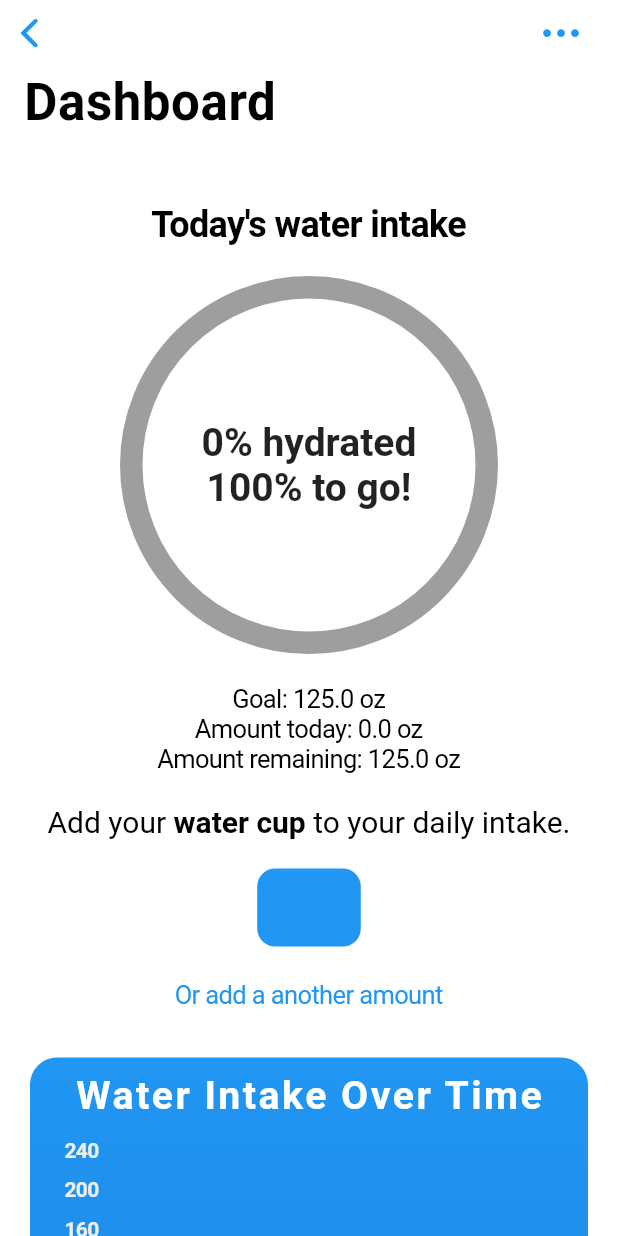
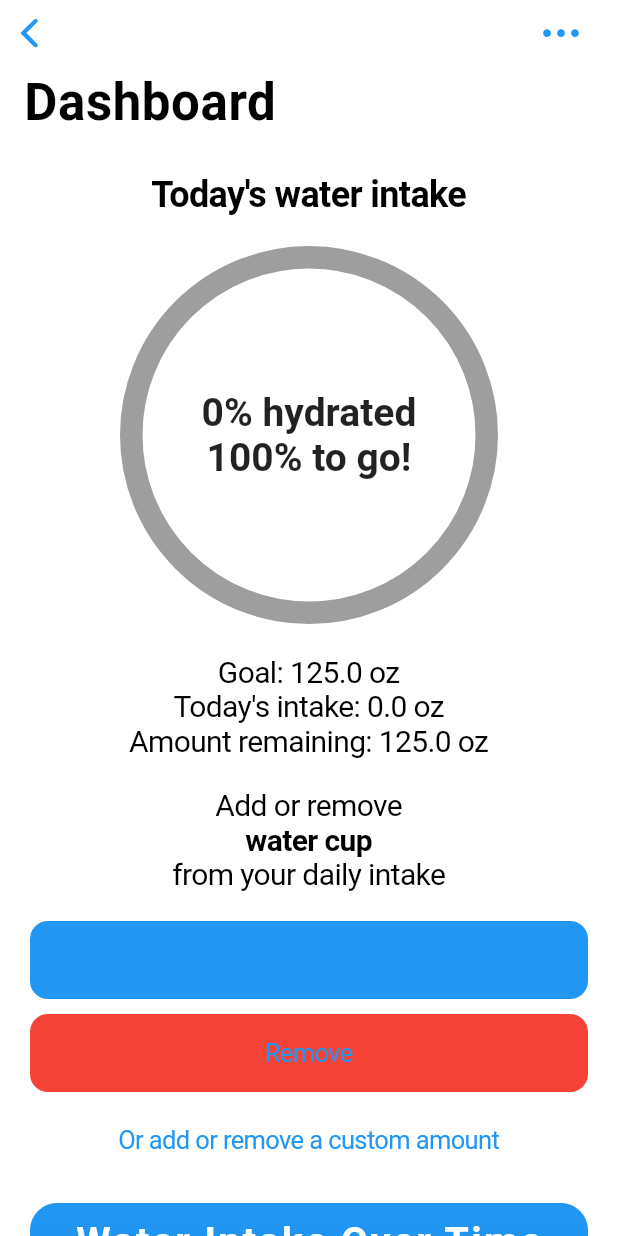
Before and after one commit to philalem/hydration_tracker, a Flutter app: the Home screen opened directly, on a phone screen of 412 x 824 dp. Run offline on Flutter 3.47's test engine with Material 2 defaults, Android fonts, the phone set to English and light mode, and no system bars; drawn by our look-alikes of fl_chart, percent_indicator; our stand-ins replace flutter_local_notifications, rxdart, shared_preferences; accounts and stored records are empty.

Commit message:
adjusted global font scale and added a remove button for the bottle

```diff
--- a/lib/home.dart
+++ b/lib/home.dart
@@ -119,7 +119,12 @@ class _HomeState extends State<Home> {
             delegate: SliverChildListDelegate(
               <Widget>[
                 Container(
-                  margin: EdgeInsets.symmetric(vertical: 40, horizontal: 20),
+                  margin: EdgeInsets.only(
+                    top: 20,
+                    left: 20,
+                    right: 20,
+                    bottom: 40,
+                  ),
                   child: Column(
                     mainAxisSize: MainAxisSize.min,
                     children: <Widget>[
@@ -191,14 +196,17 @@ class _HomeState extends State<Home> {
                           Text(
                             'Goal: $waterGoal oz',
                             textScaleFactor: 1.0,
+                            style: TextStyle(fontSize: 20),
                           ),
                           Text(
-                            'Amount today: ${todaysAmount['amount']} oz',
+                            'Today\'s intake: ${todaysAmount['amount']} oz',
                             textScaleFactor: 1.0,
+                            style: TextStyle(fontSize: 20),
                           ),
                           Text(
                             'Amount remaining: ${todaysDifference != null ? todaysDifference > 0 ? todaysDifference.toString() : 0.toString() : ''} oz',
                             textScaleFactor: 1.0,
+                            style: TextStyle(fontSize: 20),
                           ),
                         ],
                       ),
@@ -207,41 +215,45 @@ class _HomeState extends State<Home> {
                       ),
                       FittedBox(
                         fit: BoxFit.contain,
-                        child: RichText(
-                          text: TextSpan(
+                        child: Text(
+                          'Add or remove',
+                          style: TextStyle(fontSize: 20),
+                        ),
+                      ),
+                      FittedBox(
+                        fit: BoxFit.contain,
+                        child: Text(
+                          '${bottleInfo != null ? bottleInfo['name'] : 'bottle'}',
                           style: TextStyle(
-                              color: Colors.black,
-                              fontSize: 20,
+                              fontWeight: FontWeight.bold, fontSize: 20),
                         ),
-                            children: <TextSpan>[
-                              TextSpan(
-                                text: "Add your ",
                       ),
-                              TextSpan(
-                                text:
-                                    '${bottleInfo != null ? bottleInfo['name'] : 'bottle'}',
-                                style: TextStyle(fontWeight: FontWeight.bold),
-                              ),
-                              TextSpan(
-                                text: " to your daily intake.",
-                              )
-                            ],
-                          ),
+                      FittedBox(
+                        fit: BoxFit.contain,
+                        child: Text(
+                          'from your daily intake',
+                          style: TextStyle(fontSize: 20),
                         ),
                       ),
                       SizedBox(
                         height: 20,
                       ),
+                      Column(
+                        crossAxisAlignment: CrossAxisAlignment.stretch,
+                        mainAxisSize: MainAxisSize.min,
+                        children: <Widget>[
                           CupertinoButton(
                             color: Colors.blue,
                             onPressed: () {
-                          if (todaysAmount['amount'] + bottleInfo['amount'] >
+                              if (todaysAmount['amount'] +
+                                      bottleInfo['amount'] >
                                   240.0) {
                                 todaysAmount['amount'] = 240.0;
                                 showMaxAmountAlert();
                               } else {
                                 todaysAmount['amount'] =
-                                todaysAmount['amount'] + bottleInfo['amount'];
+                                    todaysAmount['amount'] +
+                                        bottleInfo['amount'];
                               }
                               double tempPercent =
                                   todaysAmount['amount'] / waterGoal > 1
@@ -261,6 +273,37 @@ class _HomeState extends State<Home> {
                             height: 10,
                           ),
                           CupertinoButton(
+                            color: Colors.red,
+                            onPressed: () {
+                              if (todaysAmount['amount'] -
+                                      bottleInfo['amount'] <
+                                  0.0) {
+                                todaysAmount['amount'] = 0.0;
+                              } else {
+                                todaysAmount['amount'] =
+                                    todaysAmount['amount'] -
+                                        bottleInfo['amount'];
+                              }
+                              double tempPercent =
+                                  todaysAmount['amount'] / waterGoal > 1
+                                      ? 1.0
+                                      : todaysAmount['amount'] / waterGoal;
+                              percent = tempPercent;
+                              preferences.setString(
+                                  'todaysAmount', jsonEncode(todaysAmount));
+                              setState(() {});
+                            },
+                            child: Text(
+                              'Remove',
+                              textScaleFactor: 1.0,
+                            ),
+                          ),
+                          SizedBox(
+                            height: 10,
+                          ),
+                        ],
+                      ),
+                      CupertinoButton(
                         padding: EdgeInsets.zero,
                         onPressed: () => Navigator.of(context)
                             .push(CupertinoPageRoute(
@@ -270,7 +313,7 @@ class _HomeState extends State<Home> {
                             ))
                             .then((value) => initializeData()),
                         child: Text(
-                          'Or add a another amount',
+                          'Or add or remove a custom amount',
                           textScaleFactor: 1.0,
                         ),
                       ),
--- a/lib/main.dart
+++ b/lib/main.dart
@@ -128,6 +128,10 @@ class Hydratee extends StatelessWidget {
           primaryColor: Colors.blue,
           brightness: Brightness.light),
       home: Wrapper(),
+      builder: (context, child) => MediaQuery(
+        data: MediaQuery.of(context).copyWith(textScaleFactor: 1.0),
+        child: child,
+      ),
     );
   }
 }
```
Lines whose indentation alone changed are shown as unchanged.
